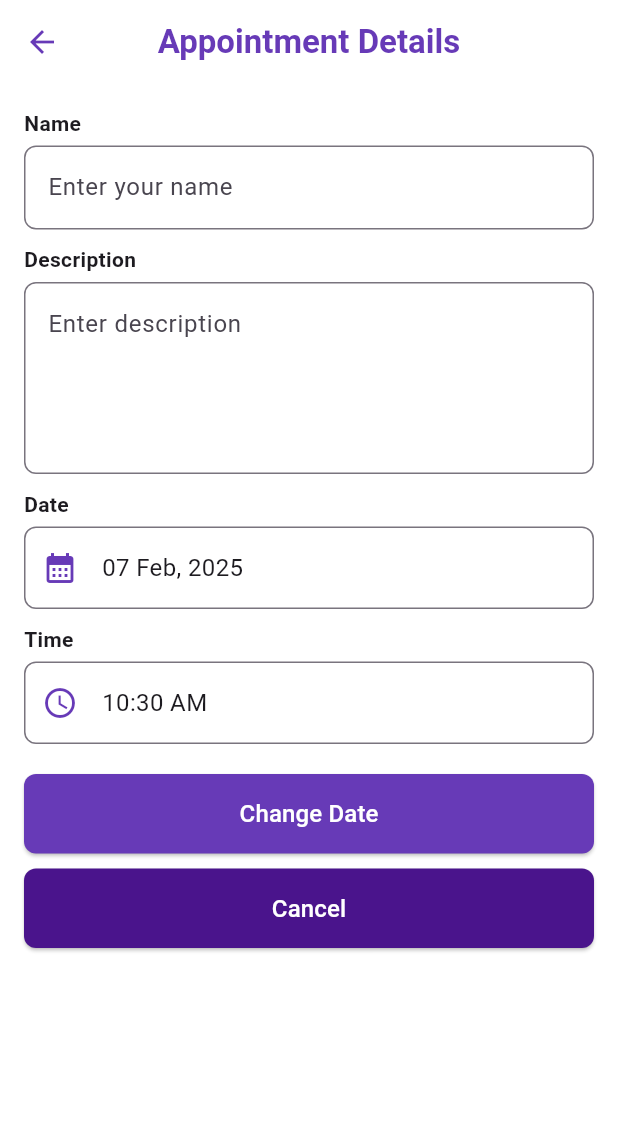
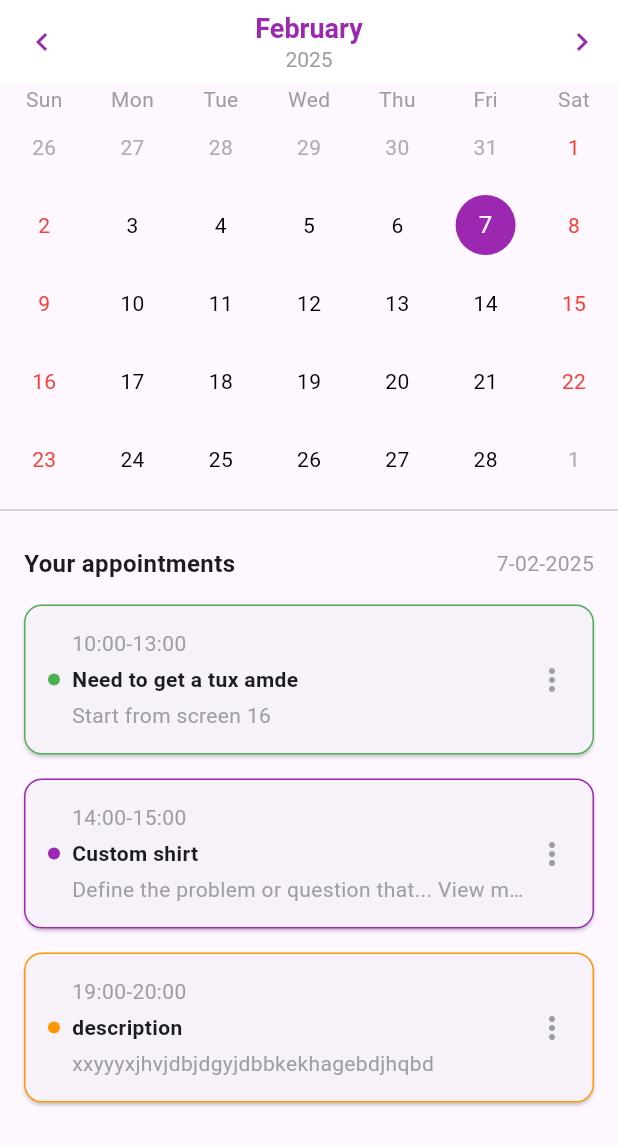
Before and after one commit to SauravPatel31/abcdef, a Flutter app: the screen it shows after launch, on a phone screen of 412 x 824 dp. Shown: the top 1145 px of the screen. Run offline on Flutter 3.47's test engine with Material 3 defaults, Android fonts, the light colour scheme and no system bars; drawn by our look-alikes of table_calendar; our stand-ins replace introduction_screen.

Commit message:
add calender

```diff
--- a/lib/main.dart
+++ b/lib/main.dart
@@ -1,5 +1,6 @@
 import 'package:flutter/material.dart';
 import 'package:tailors_ui/screens/appoinment.dart';
+import 'package:tailors_ui/screens/calender.dart';
 import 'package:tailors_ui/screens/intro_screen .dart';
 import 'package:tailors_ui/screens/sign_in_screen.dart';
 
@@ -19,7 +20,7 @@ class MyApp extends StatelessWidget {
       debugShowCheckedModeBanner: false,
       title: 'Flutter Demo',
 
-      home:AppointmentDetailsScreen(),
+      home:CustomCalendarUI(),
     );
   }
 }
--- /dev/null
+++ b/lib/screens/calender.dart
@@ -0,0 +1,224 @@
+import 'package:flutter/material.dart';
+import 'package:table_calendar/table_calendar.dart';
+import 'package:intl/intl.dart';
+
+void main() {
+  runApp(MaterialApp(
+    home: CustomCalendarUI(),
+  ));
+}
+
+class CustomCalendarUI extends StatefulWidget {
+  @override
+  _CustomCalendarUIState createState() => _CustomCalendarUIState();
+}
+
+class _CustomCalendarUIState extends State<CustomCalendarUI> {
+  DateTime _focusedDay = DateTime.now();
+  DateTime? _selectedDay;
+
+  void _pickDate() async {
+    DateTime? picked = await showDatePicker(
+      context: context,
+      initialDate: _focusedDay,
+      firstDate: DateTime(2020, 1, 1),
+      lastDate: DateTime(2030, 12, 31),
+    );
+    if (picked != null) {
+      setState(() {
+        _focusedDay = picked;
+        _selectedDay = picked;
+      });
+    }
+  }
+
+  @override
+  Widget build(BuildContext context) {
+    return Scaffold(
+      appBar: AppBar(
+        backgroundColor: Colors.white,
+        elevation: 0,
+        centerTitle: true,
+        title: GestureDetector(
+          onTap: _pickDate,
+          child: Column(
+            children: [
+              Text(
+                DateFormat('MMMM').format(_focusedDay),
+                style: TextStyle(color: Colors.purple, fontWeight: FontWeight.bold, fontSize: 18),
+              ),
+              Text(
+                DateFormat('y').format(_focusedDay),
+                style: TextStyle(color: Colors.grey, fontSize: 14),
+              ),
+            ],
+          ),
+        ),
+        leading: IconButton(
+          icon: Icon(Icons.chevron_left, color: Colors.purple),
+          onPressed: () {
+            setState(() {
+              _focusedDay = DateTime(_focusedDay.year, _focusedDay.month - 1);
+            });
+          },
+        ),
+        actions: [
+          IconButton(
+            icon: Icon(Icons.chevron_right, color: Colors.purple),
+            onPressed: () {
+              setState(() {
+                _focusedDay = DateTime(_focusedDay.year, _focusedDay.month + 1);
+              });
+            },
+          ),
+        ],
+      ),
+      body: Column(
+        children: [
+          // Calendar Widget
+          TableCalendar(
+            firstDay: DateTime.utc(2020, 1, 1),
+            lastDay: DateTime.utc(2030, 12, 31),
+            focusedDay: _focusedDay,
+            selectedDayPredicate: (day) => isSameDay(_selectedDay, day),
+            onDaySelected: (selectedDay, focusedDay) {
+              setState(() {
+                _selectedDay = selectedDay;
+                _focusedDay = focusedDay;
+              });
+            },
+            calendarStyle: CalendarStyle(
+              todayDecoration: BoxDecoration(
+                color: Colors.purple,
+                shape: BoxShape.circle,
+              ),
+              selectedDecoration: BoxDecoration(
+                color: Colors.purple.shade300,
+                shape: BoxShape.circle,
+              ),
+              defaultTextStyle: TextStyle(color: Colors.black),
+              weekendTextStyle: TextStyle(color: Colors.red),
+            ),
+            headerVisible: false,
+            daysOfWeekStyle: DaysOfWeekStyle(
+              weekdayStyle: TextStyle(color: Colors.grey),
+              weekendStyle: TextStyle(color: Colors.grey),
+            ),
+          ),
+          Divider(),
+          // Appointments Header
+          Padding(
+            padding: const EdgeInsets.all(16.0),
+            child: Row(
+              mainAxisAlignment: MainAxisAlignment.spaceBetween,
+              children: [
+                Text(
+                  "Your appointments",
+                  style: TextStyle(fontSize: 16, fontWeight: FontWeight.bold),
+                ),
+                Text(
+                  _selectedDay != null
+                      ? DateFormat('d-MM-y').format(_selectedDay!)
+                      : DateFormat('d-MM-y').format(_focusedDay),
+                  style: TextStyle(color: Colors.grey),
+                ),
+              ],
+            ),
+          ),
+          // Appointments List
+          Expanded(
+            child: ListView(
+              padding: EdgeInsets.symmetric(horizontal: 16),
+              children: [
+                AppointmentCard(
+                  time: "10:00-13:00",
+                  title: "Need to get a tux amde",
+                  subtitle: "Start from screen 16",
+                  color: Colors.green,
+                ),
+                AppointmentCard(
+                  time: "14:00-15:00",
+                  title: "Custom shirt",
+                  subtitle:
+                  "Define the problem or question that... View more",
+                  color: Colors.purple,
+                ),
+                AppointmentCard(
+                  time: "19:00-20:00",
+                  title: "description",
+                  subtitle:
+                  "xxyyyxjhvjdbjdgyjdbbkekhagebdjhqbd",
+                  color: Colors.orange,
+                ),
+              ],
+            ),
+          ),
+        ],
+      ),
+    );
+  }
+}
+
+class AppointmentCard extends StatelessWidget {
+  final String time;
+  final String title;
+  final String subtitle;
+  final Color color;
+
+  const AppointmentCard({
+    required this.time,
+    required this.title,
+    required this.subtitle,
+    required this.color,
+  });
+
+  @override
+  Widget build(BuildContext context) {
+    return Card(
+      shape: RoundedRectangleBorder(
+        side: BorderSide(color: color, width: 1),
+        borderRadius: BorderRadius.circular(12),
+      ),
+      margin: EdgeInsets.only(bottom: 16),
+      child: Padding(
+        padding: const EdgeInsets.all(16.0),
+        child: Row(
+          children: [
+            Container(
+              width: 8,
+              height: 8,
+              margin: EdgeInsets.only(right: 8),
+              decoration: BoxDecoration(
+                shape: BoxShape.circle,
+                color: color,
+              ),
+            ),
+            Expanded(
+              child: Column(
+                crossAxisAlignment: CrossAxisAlignment.start,
+                children: [
+                  Text(
+                    time,
+                    style: TextStyle(color: Colors.grey),
+                  ),
+                  SizedBox(height: 4),
+                  Text(
+                    title,
+                    style: TextStyle(fontWeight: FontWeight.bold),
+                  ),
+                  SizedBox(height: 4),
+                  Text(
+                    subtitle,
+                    style: TextStyle(color: Colors.grey),
+                    overflow: TextOverflow.ellipsis,
+                  ),
+                ],
+              ),
+            ),
+            Icon(Icons.more_vert, color: Colors.grey),
+          ],
+        ),
+      ),
+    );
+  }
+}
--- a/pubspec.yaml
+++ b/pubspec.yaml
@@ -36,6 +36,7 @@ dependencies:
   cupertino_icons: ^1.0.8
   introduction_screen:
   intl:
+  table_calendar:
 
 dev_dependencies:
   flutter_test:
```
Also changed, not shown: pubspec.lock.
